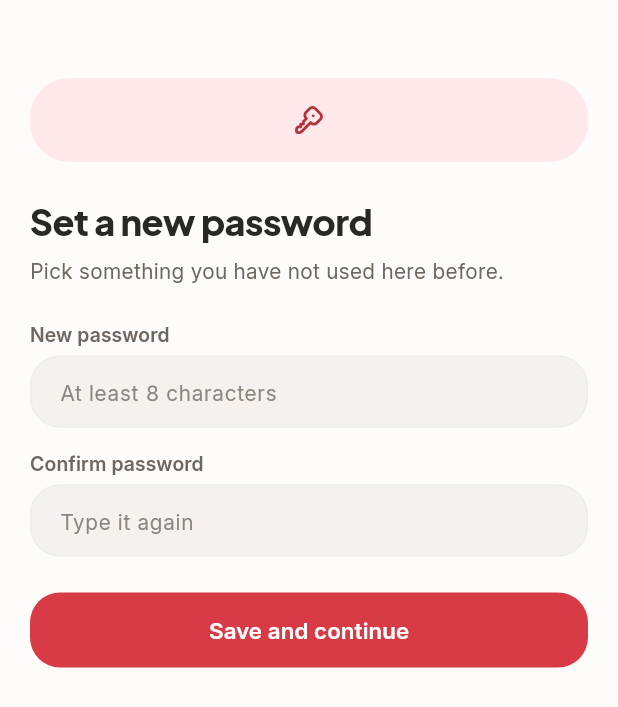
After one commit to safinmahesania/Recipedia, a Flutter app: the SetPasswordView screen opened directly, on a phone screen of 412 x 824 dp. The commit adds this screen. Shown: the top 707 px of the screen. Run offline on Flutter 3.47's test engine with Material 3 defaults, Android fonts, the phone set to English and light mode, and no system bars; our stand-ins replace cached_network_image, flutter_svg, get, image_picker, share_plus, shared_preferences and 1 more; accounts and stored records are empty.

Commit message:
feat(auth): complete password reset; add static safety test suite
- Listen for passwordRecovery and open a set-password screen; the reset link
  previously opened the app and did nothing
- Add seven static checks for bug classes that shipped to a device and passed
  flutter analyze: paint assertions, escaped interpolation, missing icon
  assets, PostgREST embeds without a foreign key, and the layering rules
- The suite caught a missing icon in this batch before it shipped

```diff
--- a/lib/constants/icon_assets.dart
+++ b/lib/constants/icon_assets.dart
@@ -12,12 +12,12 @@ const kTablerIcons = <String>{
   'document_scanner', 'document_scanner_outlined', 'dots_vertical', 'eco', 'eco_outlined',
   'edit_note', 'edit_outlined', 'favorite', 'favorite_border', 'flag_outlined',
   'help_outline', 'home', 'home_outlined', 'image_outlined', 'inbox_outlined',
-  'info_outline', 'key_outlined', 'link', 'list_alt', 'local_fire_department',
-  'logout', 'mail_outline', 'menu_book', 'menu_book_outlined', 'notifications_none',
-  'pause', 'pending_actions', 'people_outline', 'person', 'person_outline',
-  'photo', 'photo_camera_outlined', 'photo_library_outlined', 'play_arrow', 'public',
-  'rate_review_outlined', 'refresh', 'remove', 'restaurant_menu', 'schedule',
-  'search', 'search_off', 'settings_outlined', 'share', 'shield_outlined',
-  'shopping_basket_outlined', 'shopping_cart', 'star', 'star_border', 'star_outline',
-  'swap_vert', 'tune', 'warning_amber_rounded',
+  'info_outline', 'key', 'key_outlined', 'link', 'list_alt',
+  'local_fire_department', 'logout', 'mail_outline', 'menu_book', 'menu_book_outlined',
+  'notifications_none', 'pause', 'pending_actions', 'people_outline', 'person',
+  'person_outline', 'photo', 'photo_camera_outlined', 'photo_library_outlined', 'play_arrow',
+  'public', 'rate_review_outlined', 'refresh', 'remove', 'restaurant_menu',
+  'schedule', 'search', 'search_off', 'settings_outlined', 'share',
+  'shield_outlined', 'shopping_basket_outlined', 'shopping_cart', 'star', 'star_border',
+  'star_outline', 'swap_vert', 'tune', 'warning_amber_rounded',
 };
--- /dev/null
+++ b/lib/views/auth/set_password_view.dart
@@ -0,0 +1,133 @@
+import 'package:flutter/material.dart';
+import 'package:get/get.dart';
+import '../../constants/app_sizes.dart';
+import '../../services/auth_service.dart';
+import '../../shared/widgets/app_icon.dart';
+import '../../shared/widgets/app_text_field.dart';
+import '../../shared/widgets/primary_button.dart';
+import '../../theme/app_tokens.dart';
+import '../home/main_shell.dart';
+
+/// Where a password-reset link lands.
+///
+/// Before this, "Forgot password" sent an email, the link opened the app, and
+/// nothing happened — Supabase raises a passwordRecovery event that no one was
+/// listening for, so the flow dead-ended at the point it mattered.
+class SetPasswordView extends StatefulWidget {
+  const SetPasswordView({super.key});
+
+  @override
+  State<SetPasswordView> createState() => _SetPasswordViewState();
+}
+
+class _SetPasswordViewState extends State<SetPasswordView> {
+  final AuthService _auth = AuthService();
+  final _password = TextEditingController();
+  final _confirm = TextEditingController();
+  bool _busy = false;
+
+  @override
+  void initState() {
+    super.initState();
+    for (final c in [_password, _confirm]) {
+      c.addListener(() => setState(() {}));
+    }
+  }
+
+  @override
+  void dispose() {
+    _password.dispose();
+    _confirm.dispose();
+    super.dispose();
+  }
+
+  String? get _error {
+    if (_password.text.isEmpty) return null;
+    if (_password.text.length < 8) return 'At least 8 characters';
+    if (_confirm.text.isNotEmpty && _confirm.text != _password.text) {
+      return 'Those two do not match';
+    }
+    return null;
+  }
+
+  bool get _canSubmit =>
+      _password.text.length >= 8 && _confirm.text == _password.text;
+
+  Future<void> _save() async {
+    setState(() => _busy = true);
+    try {
+      await _auth.updatePassword(_password.text);
+      if (!mounted) return;
+      // The recovery link already signed them in, so there is nothing to log
+      // into — go straight to the app.
+      Get.offAll(() => const MainShell());
+      Get.snackbar('Password changed', 'You are signed in.');
+    } catch (_) {
+      if (!mounted) return;
+      Get.snackbar('Not changed',
+          'That link may have expired. Request a new one and try again.');
+    } finally {
+      if (mounted) setState(() => _busy = false);
+    }
+  }
+
+  @override
+  Widget build(BuildContext context) {
+    final t = context.tokens;
+    final text = Theme.of(context).textTheme;
+
+    return Scaffold(
+      backgroundColor: t.canvas,
+      body: SafeArea(
+        child: SingleChildScrollView(
+          padding: const EdgeInsets.all(AppSizes.screenPad),
+          child: Column(
+            crossAxisAlignment: CrossAxisAlignment.stretch,
+            children: [
+              const SizedBox(height: AppSizes.xl),
+              Container(
+                width: 56,
+                height: 56,
+                alignment: Alignment.center,
+                decoration: BoxDecoration(
+                  color: t.brandTint,
+                  borderRadius: BorderRadius.circular(AppSizes.radiusLg),
+                ),
+                child: AppIcon('key',
+                    fallback: Icons.key, size: 26, color: t.onBrandTint),
+              ),
+              const SizedBox(height: AppSizes.lg),
+              Text('Set a new password', style: text.headlineMedium),
+              const SizedBox(height: AppSizes.sm),
+              Text('Pick something you have not used here before.',
+                  style: text.bodyMedium?.copyWith(color: t.textSecondary)),
+
+              const SizedBox(height: AppSizes.lg),
+              AppTextField(
+                label: 'New password',
+                hint: 'At least 8 characters',
+                controller: _password,
+                obscure: true,
+                errorText: _error,
+              ),
+              const SizedBox(height: AppSizes.md),
+              AppTextField(
+                label: 'Confirm password',
+                hint: 'Type it again',
+                controller: _confirm,
+                obscure: true,
+              ),
+
+              const SizedBox(height: AppSizes.lg),
+              PrimaryButton(
+                label: 'Save and continue',
+                loading: _busy,
+                onTap: _canSubmit ? _save : () {},
+              ),
+            ],
+          ),
+        ),
+      ),
+    );
+  }
+}
```
Also changed, not shown: lib/main.dart (+12 -0 lines), assets/icons/key.svg (added), 2 other files.
